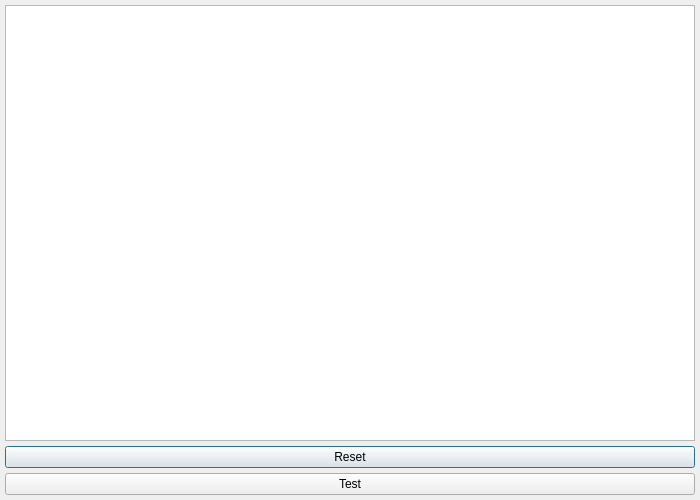
Above: DailySchedule.ui from ge0r/dailySched before the change. Below: the same form after it.
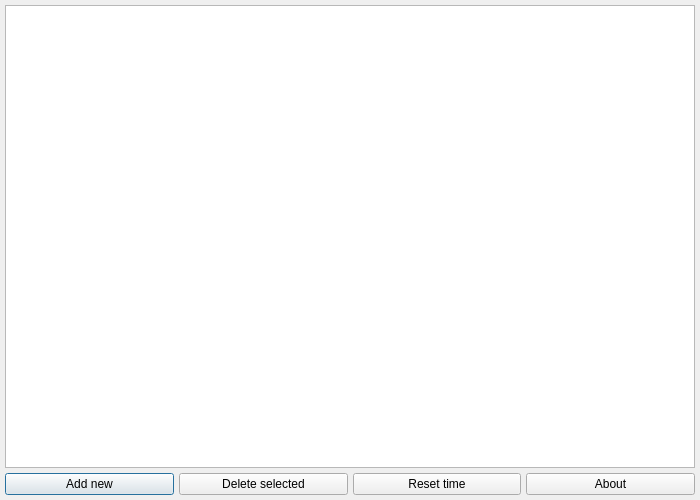
That is the form after the change.

What changed in the file:
```diff
--- a/DailySchedule.ui
+++ b/DailySchedule.ui
@@ -37,18 +37,36 @@
     </layout>
    </item>
    <item row="2" column="0">
+    <layout class="QHBoxLayout" name="horizontalLayout">
+     <item>
+      <widget class="QPushButton" name="addButton">
+       <property name="text">
+        <string>Add new</string>
+       </property>
+      </widget>
+     </item>
+     <item>
+      <widget class="QPushButton" name="deleteButton">
+       <property name="text">
+        <string>Delete selected</string>
+       </property>
+      </widget>
+     </item>
+     <item>
     <widget class="QPushButton" name="resetButton">
      <property name="text">
-      <string>Reset</string>
+        <string>Reset time</string>
      </property>
     </widget>
    </item>
-   <item row="3" column="0">
-    <widget class="QPushButton" name="testButton">
+     <item>
+      <widget class="QPushButton" name="moreButton">
      <property name="text">
-      <string>Test</string>
-     </property>
-    </widget>
+        <string>About</string>
+       </property>
+      </widget>
+     </item>
+    </layout>
    </item>
   </layout>
  </widget>
```
Lines whose indentation alone changed are shown as unchanged.
